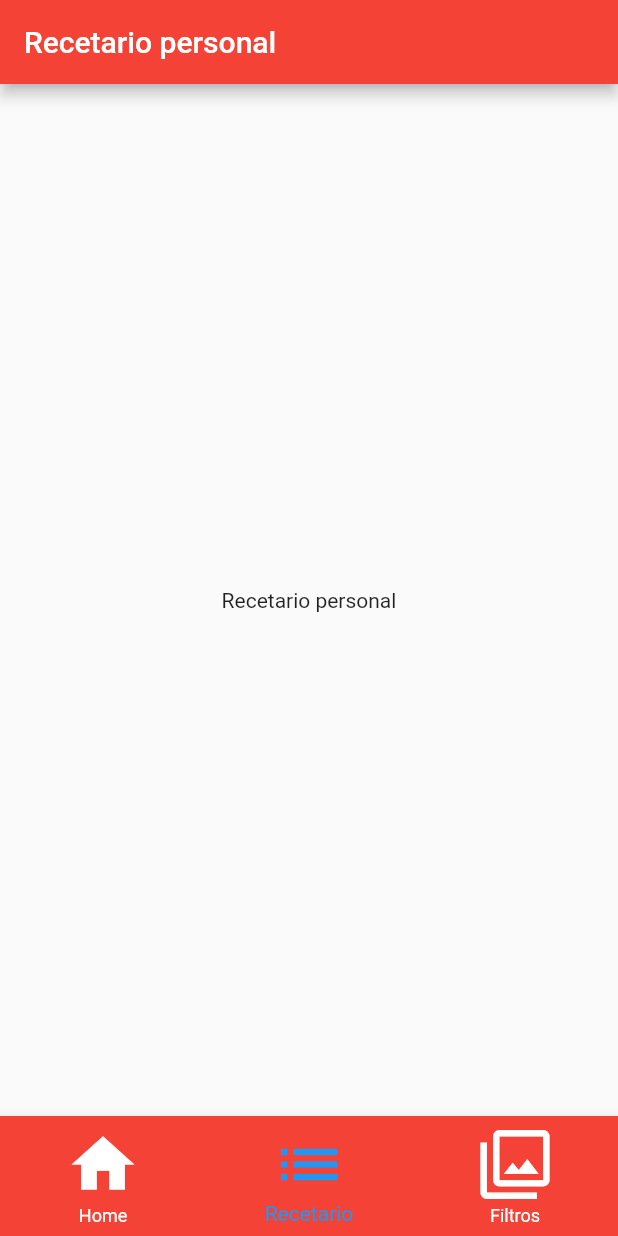
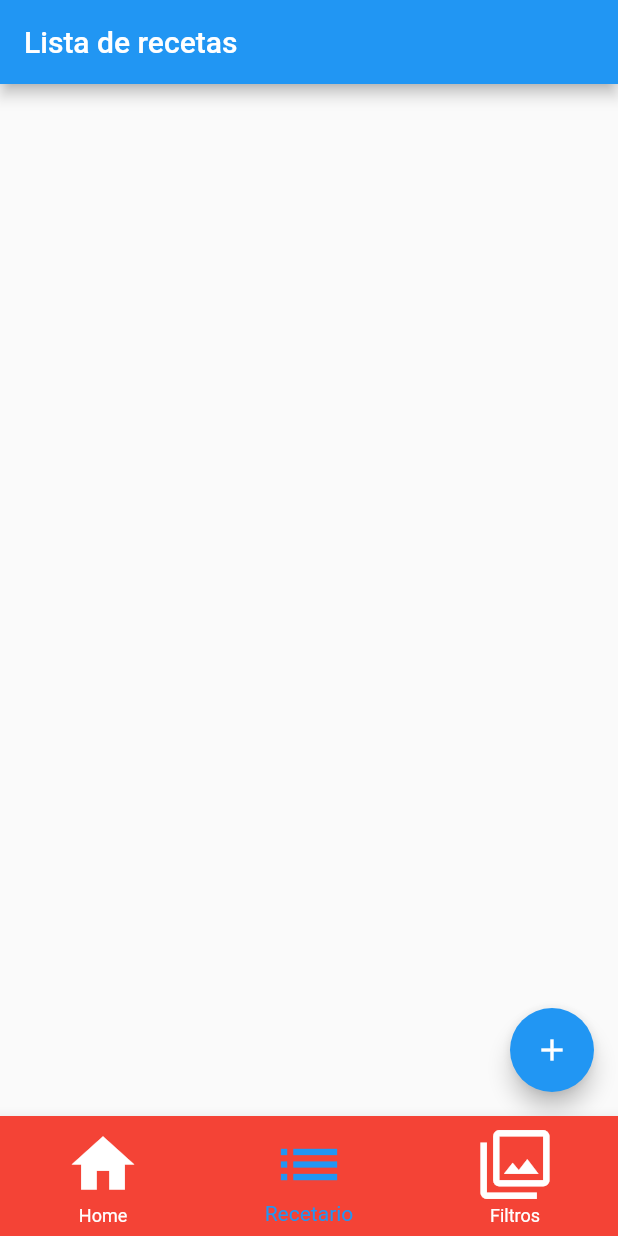
Before and after one commit to alejandrosan-alumn/ProyectoFinCiclo, a Flutter app: the screen it shows after launch, item 2 of the bottom bar chosen, on a phone screen of 412 x 824 dp. Run offline on Flutter 3.47's test engine with Material 2 defaults, Android fonts, the phone set to English and light mode, and no system bars.

Commit message:
Cambios en el listado de recetas y añadida la opción de añadir nueva receta y editar (Aún en proceso, sin testar)

```diff
--- /dev/null
+++ b/randomMix/lib/Datos/Receta.dart
@@ -0,0 +1,32 @@
+
+class Receta{
+
+  int id;
+  String nombreReceta;
+  String detalles;
+  String ingredientes;
+  bool almuerzo;
+  bool cena;
+  bool lacteos;
+  bool vegano;
+  bool favorito;
+
+
+  Receta(this.id, this.nombreReceta, this.detalles, this.ingredientes,
+      this.almuerzo, this.cena, this.lacteos, this.vegano, this.favorito);
+
+  Map<String, dynamic> toMap(){
+
+    return{
+      'id':id,
+      'nombreReceta':nombreReceta,
+      'detalles':detalles,
+      'ingredientes':ingredientes,
+      'almuerzo':almuerzo,
+      'cena':cena,
+      'lacteos':lacteos,
+      'vegano':vegano,
+      'favorito':favorito
+    };
+  }
+}
--- /dev/null
+++ b/randomMix/lib/ListadoRecetas.dart
@@ -0,0 +1,66 @@
+import 'package:flutter/material.dart';
+import 'package:randommix/Datos/Receta.dart';
+
+class ListadoRecetas extends StatelessWidget{
+
+  @override
+  Widget build(BuildContext context){
+    return Scaffold(
+      appBar: AppBar(
+        title: Text("Lista de recetas"),
+      ),
+      floatingActionButton: FloatingActionButton(
+        child: Icon(Icons.add),
+        onPressed: (){
+          Navigator.pushNamed(context, "/editar", arguments: Receta(id,nombreReceta,detalles=,ingredientes=,
+              almuerzo,cena,lacteos, vegano, favorito));
+        },
+      ),
+      body: Container(
+        child: Listado()
+      )
+    );
+  }
+}
+
+class Listado extends StatefulWidget {
+
+  @override
+  _Listado createState() => _Listado();
+}
+
+class _Listado extends State<Listado> {
+  List<Receta> recetas = [];
+
+  @override
+  Widget build(BuildContext context) {
+    return ListView.builder(
+        itemCount: recetas.length,
+        itemBuilder: (context, i) =>
+            Dismissible(key: Key(i.toString()),
+              direction: DismissDirection.startToEnd,
+              background: Container(
+                  color: Colors.red,
+                  padding: EdgeInsets.only(left: 5),
+                  child: Align(
+                      alignment: Alignment.centerLeft,
+                      child: Icon(Icons.delete, color: Colors.white)
+                  )
+              ),
+              onDismissed: (direction) {
+
+              },
+              child: ListTile(
+                title: Text(recetas[i].nombreReceta),
+                trailing: MaterialButton(
+                    onPressed: () {
+                      Navigator.pushNamed(
+                          context, "/editar", arguments: recetas[i]);
+                    },
+                    child: Icon(Icons.edit)
+                ),
+              ),
+            )
+    );
+  }
+}
--- a/randomMix/lib/RecetarioPage.dart
+++ b/randomMix/lib/RecetarioPage.dart
@@ -1,20 +1,18 @@
 import 'package:flutter/material.dart';
+import 'EditarReceta.dart';
+import 'ListadoRecetas.dart';
 
-class RecetarioPage extends StatefulWidget{
+class RecetarioPage extends StatelessWidget{
+
   @override
-  State<RecetarioPage> createState() => _RecetarioPage();
+  Widget build(BuildContext context){
 
+    return MaterialApp(
+      initialRoute: "/",
+      routes: {
+       "/":(context) => ListadoRecetas(),
+        "/editar":(context) => EditarReceta()
+      }
+    );
+  }
 }
-class _RecetarioPage extends State<RecetarioPage>{
-  @override
-  Widget build(BuildContext context) => Scaffold(
-
-      appBar: AppBar(
-        title: Text('Recetario personal'),
-      ),
-      body: Center(
-        child: Text('Recetario personal',
-        ),
-      )
-  );
-}
```
Also changed, not shown: randomMix/lib/EditarReceta.dart (added, +76 -0 lines).
